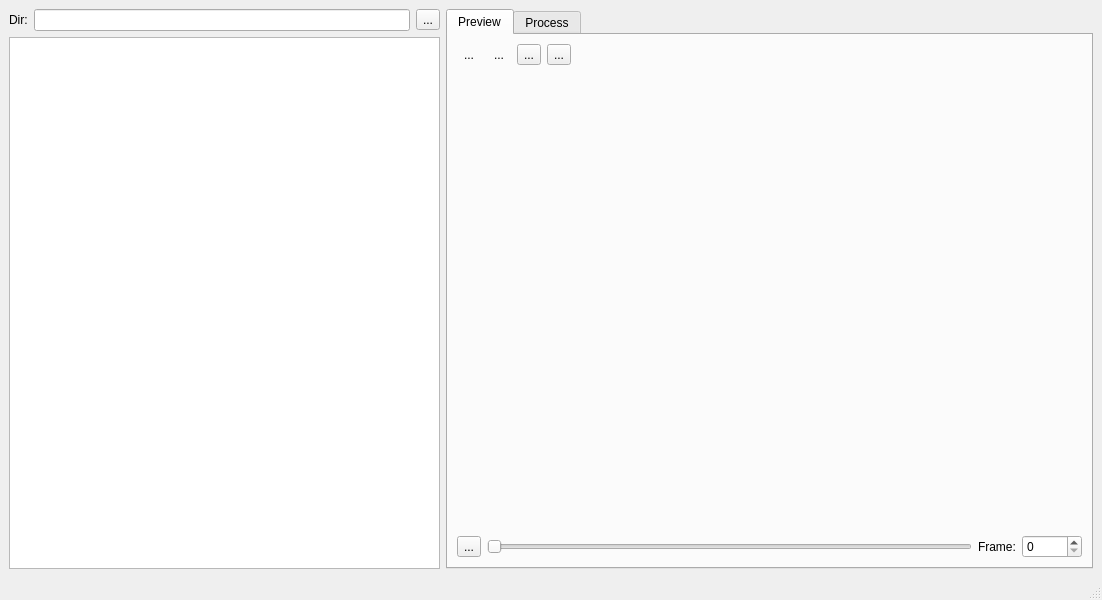
Qt form mainwindow.ui (adwolfe/yawt) before a commit.
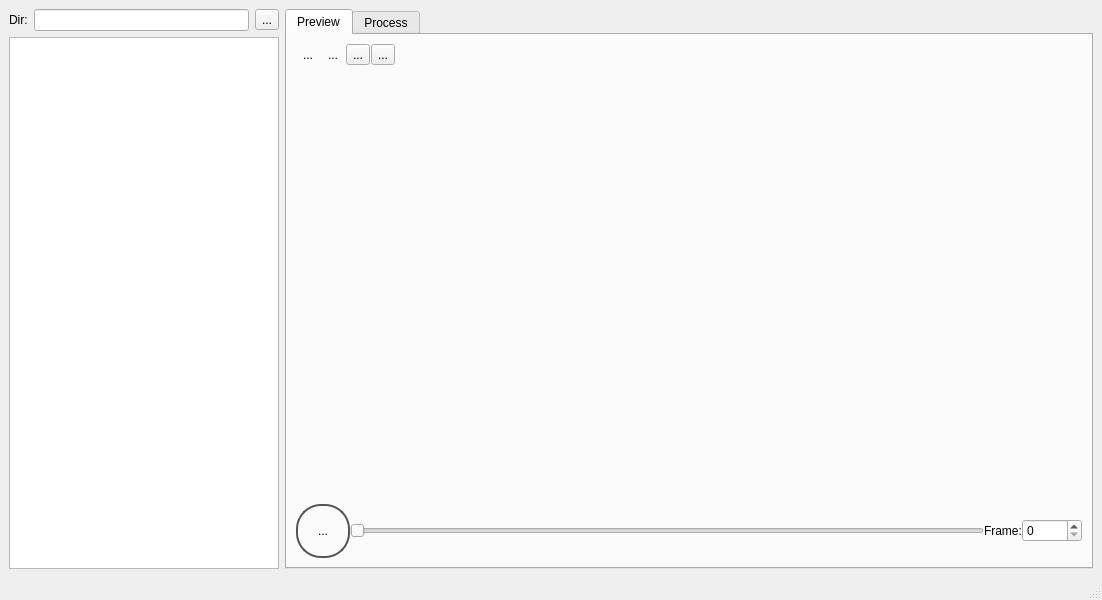
The same form after that commit. Icons and pictures are not drawn. Custom widgets are drawn as their Qt base class.

Commit message: updated play/pause button

```diff
--- a/mainwindow.ui
+++ b/mainwindow.ui
@@ -14,7 +14,7 @@
    <string>MainWindow</string>
   </property>
   <widget class="QWidget" name="centralwidget">
-   <layout class="QHBoxLayout" name="horizontalLayout_4" stretch="2,3">
+   <layout class="QHBoxLayout" name="horizontalLayout_4" stretch="1,3">
     <item>
      <layout class="QVBoxLayout" name="leftLayout">
       <item>
@@ -57,8 +57,14 @@
         <string>Preview</string>
        </attribute>
        <layout class="QVBoxLayout" name="verticalLayout" stretch="0,1,0">
+        <property name="spacing">
+         <number>0</number>
+        </property>
         <item>
          <layout class="QHBoxLayout" name="horizontalLayout">
+          <property name="spacing">
+           <number>1</number>
+          </property>
           <item>
            <widget class="QToolButton" name="panModeButton">
             <property name="text">
@@ -114,7 +120,55 @@
         <item>
          <layout class="QHBoxLayout" name="horizontalLayout_3" stretch="0,0,0,0">
           <item>
-           <widget class="QToolButton" name="playButton">
+           <widget class="QToolButton" name="playPauseButton">
+            <property name="styleSheet">
+             <string notr="true">/* Style for our specific Play/Pause button. Give it an object name in C++ */
+QToolButton#playPauseButton {
+    /* Make it round */
+    border-radius: 25px; /* Half of the button's size (e.g., 50px / 2) */
+
+    /* Define size - necessary for border-radius to work correctly */
+    min-width: 50px;
+    max-width: 50px;
+    min-height: 50px;
+    max-height: 50px;
+
+    /* Set borders and background */
+    border: 2px solid #555; /* Example border */
+    background-color: qlineargradient(x1: 0, y1: 0, x2: 0, y2: 1,
+                                      stop: 0 #f6f7fa, stop: 1 #dadbde); /* Example gradient background */
+
+    /* Define icon size */
+    icon-size: 24px 24px; /* Adjust as needed */
+}
+
+/* ----- Optional: Hover and Pressed Effects ----- */
+
+QToolButton#playPauseButton:hover {
+    background-color: qlineargradient(x1: 0, y1: 0, x2: 0, y2: 1,
+                                      stop: 0 #ffffff, stop: 1 #f0f0f0); /* Lighter on hover */
+    border-color: #777;
+}
+
+QToolButton#playPauseButton:pressed {
+    background-color: qlineargradient(x1: 0, y1: 0, x2: 0, y2: 1,
+                                      stop: 0 #dadbde, stop: 1 #f6f7fa); /* Inverted gradient on press */
+    border-color: #444;
+}
+
+/* Style for when the button is checked AND pressed */
+QToolButton#playPauseButton:checked:pressed {
+     background-color: qlineargradient(x1: 0, y1: 0, x2: 0, y2: 1,
+                                      stop: 0 #cccccc, stop: 1 #e0e0e0); /* Different pressed look when checked */
+}
+
+/* Style for when the button is checked AND hovered */
+QToolButton#playPauseButton:checked:hover {
+     background-color: qlineargradient(x1: 0, y1: 0, x2: 0, y2: 1,
+                                      stop: 0 #e8e8e8, stop: 1 #d8d8d8); /* Different hover look when checked */
+     border-color: #666;
+}</string>
+            </property>
             <property name="text">
              <string>...</string>
             </property>
```
Left out of the diff: 3 changed lines with no effect on the pictures. The commit also changes 17 other files.
